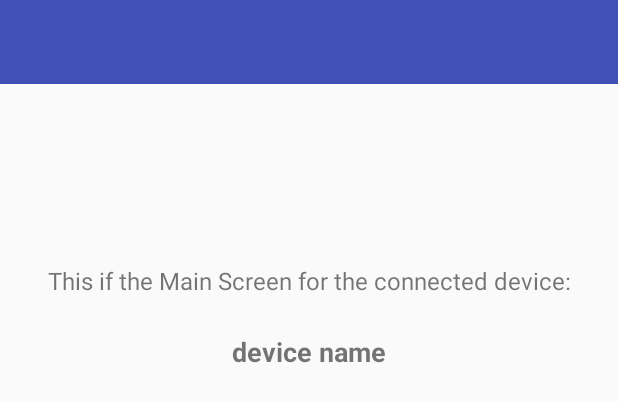
After one commit to stas-perchenko/bt-recorder, an Android app: the layout activity_main.xml on its own in the app's theme, with its tools: preview values and no code run, on a phone screen of 412 x 824 dp. The commit adds this screen. Shown: the top 402 px of the screen. Run offline under Robolectric (Android 15) with nearby library versions, the phone set to English and light mode, and no system bars.

Commit message:
MainActivity test framework

```diff
--- a/app/src/main/AndroidManifest.xml
+++ b/app/src/main/AndroidManifest.xml
@@ -23,6 +23,11 @@
                 <category android:name="android.intent.category.LAUNCHER" />
             </intent-filter>
         </activity>
+
+        <activity android:name=".ui.activity.MainActivity"
+            android:theme="@style/AppTheme.NoActionBar"
+            android:screenOrientation="portrait"
+            android:windowSoftInputMode="adjustPan"/>
     </application>
 
 </manifest>
--- /dev/null
+++ b/app/src/main/res/layout/activity_main.xml
@@ -0,0 +1,38 @@
+<?xml version="1.0" encoding="utf-8"?>
+<LinearLayout xmlns:android="http://schemas.android.com/apk/res/android"
+    android:layout_width="match_parent"
+    android:layout_height="match_parent"
+    android:orientation="vertical">
+
+    <include android:id="@+id/toolbar" layout="@layout/aaapplication_toolbar"/>
+
+    <LinearLayout
+        android:layout_width="match_parent"
+        android:layout_height="0dp"
+        android:layout_weight="1"
+        android:orientation="vertical">
+
+        <TextView
+            android:layout_width="match_parent"
+            android:layout_height="wrap_content"
+            android:layout_marginTop="120dp"
+            android:gravity="center_horizontal"
+            android:textSize="16sp"
+            android:text="This if the Main Screen for the connected device:"/>
+
+        <TextView android:id="@+id/txt_dev_name"
+            android:layout_width="wrap_content"
+            android:layout_height="wrap_content"
+            android:layout_marginTop="24dp"
+            android:layout_gravity="center_horizontal"
+            android:textStyle="bold"
+            android:textSize="18dp"
+            android:text="device name"/>
+
+    </LinearLayout>
+
+
+
+
+
+</LinearLayout>
```
Also changed, not shown: app/src/main/java/com/alperez/bt_microphone/ui/activity/MainActivity.java (+41 -1 lines).
